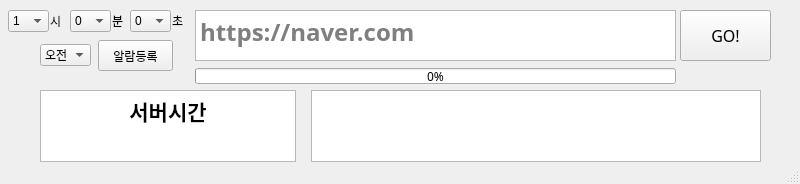
Above: ui/severtimeUI.ui from lani009/server_time before the change. Below: the same form after it.
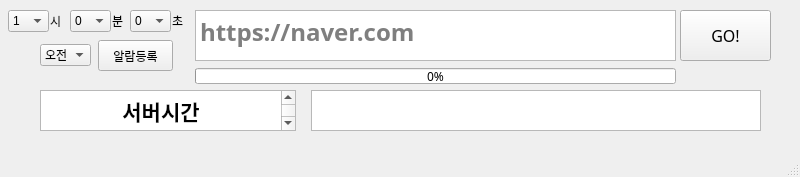
That is the form after the change.

```diff
--- a/ui/severtimeUI.ui
+++ b/ui/severtimeUI.ui
@@ -7,7 +7,7 @@
     <x>0</x>
     <y>0</y>
     <width>800</width>
-    <height>184</height>
+    <height>177</height>
    </rect>
   </property>
   <property name="windowTitle">
@@ -63,7 +63,7 @@
       <x>30</x>
       <y>80</y>
       <width>741</width>
-      <height>82</height>
+      <height>51</height>
      </rect>
     </property>
     <layout class="QGridLayout" name="infoLayout" rowstretch="2" columnstretch="0,1">
```
